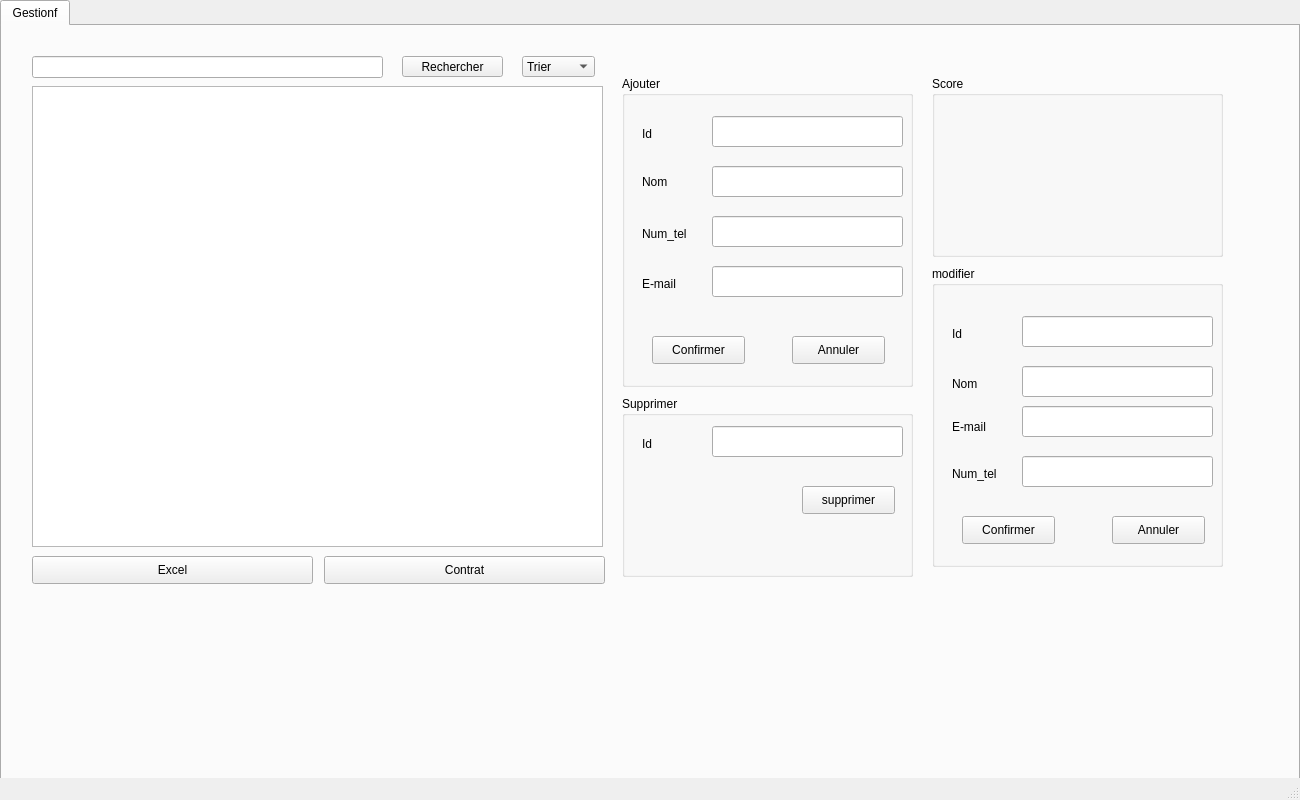
meriem0410/smart_tech_store-2A1, file mainwindow.ui: the form before one commit.
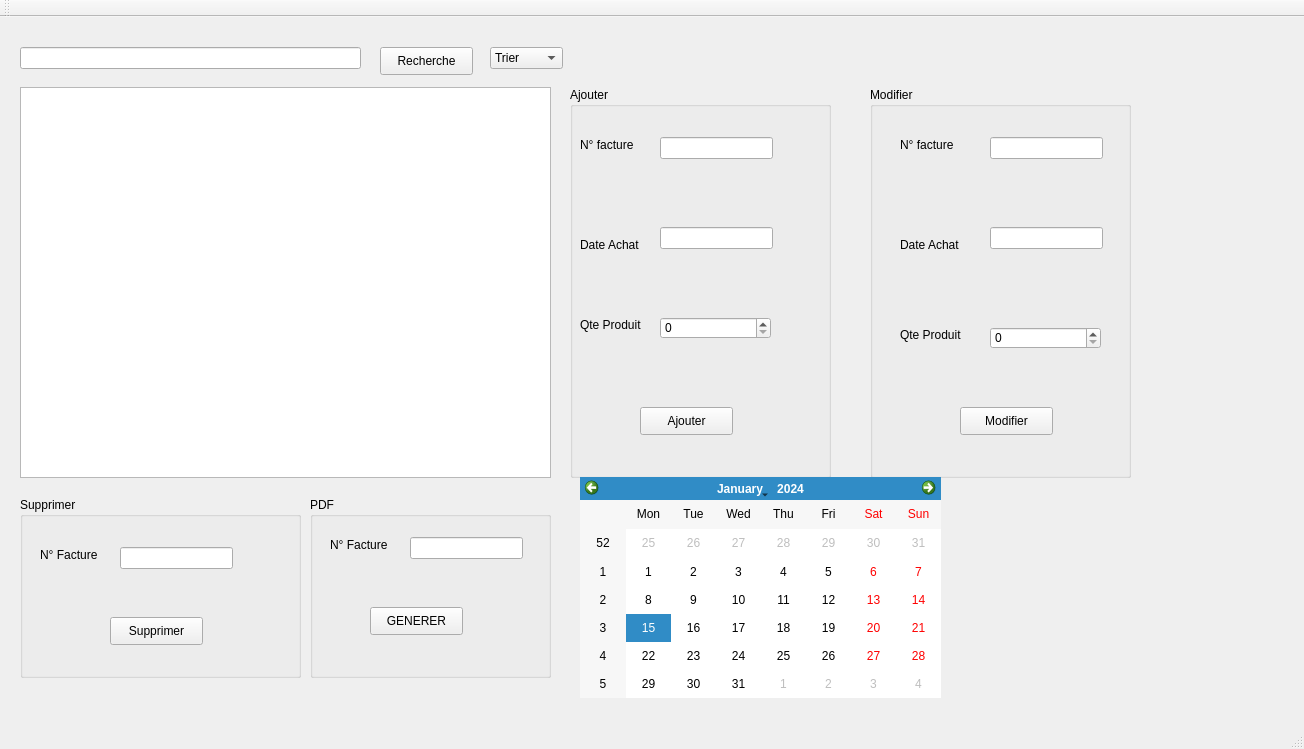
The form after the commit.

```diff
--- a/mainwindow.ui
+++ b/mainwindow.ui
@@ -6,94 +6,49 @@
    <rect>
     <x>0</x>
     <y>0</y>
-    <width>1300</width>
-    <height>800</height>
+    <width>1304</width>
+    <height>749</height>
    </rect>
   </property>
   <property name="windowTitle">
    <string>MainWindow</string>
   </property>
-  <widget class="QWidget" name="centralwidget">
-   <widget class="QTabWidget" name="tabWidget">
+  <widget class="QWidget" name="centralWidget">
+   <widget class="QLineEdit" name="lineEdit">
     <property name="geometry">
      <rect>
-      <x>0</x>
-      <y>0</y>
-      <width>1300</width>
-      <height>800</height>
+      <x>20</x>
+      <y>30</y>
+      <width>341</width>
+      <height>22</height>
      </rect>
     </property>
-    <property name="styleSheet">
-     <string notr="true"/>
-    </property>
-    <property name="currentIndex">
-     <number>0</number>
-    </property>
-    <widget class="QWidget" name="tab_2">
-     <attribute name="title">
-      <string>Gestionf</string>
-     </attribute>
+   </widget>
      <widget class="QPushButton" name="pushButton">
       <property name="geometry">
        <rect>
-        <x>30</x>
-        <y>530</y>
-        <width>281</width>
+      <x>380</x>
+      <y>30</y>
+      <width>93</width>
         <height>28</height>
        </rect>
       </property>
       <property name="text">
-       <string>Excel</string>
-      </property>
-     </widget>
-     <widget class="QPushButton" name="pushButton_3">
-      <property name="geometry">
-       <rect>
-        <x>322</x>
-        <y>530</y>
-        <width>281</width>
-        <height>28</height>
-       </rect>
-      </property>
-      <property name="text">
-       <string>Contrat</string>
-      </property>
-     </widget>
-     <widget class="QLineEdit" name="id_rech">
-      <property name="geometry">
-       <rect>
-        <x>30</x>
-        <y>30</y>
-        <width>351</width>
-        <height>22</height>
-       </rect>
-      </property>
-     </widget>
-     <widget class="QPushButton" name="pushButton_4">
-      <property name="geometry">
-       <rect>
-        <x>400</x>
-        <y>30</y>
-        <width>101</width>
-        <height>21</height>
-       </rect>
-      </property>
-      <property name="text">
-       <string>Rechercher</string>
+     <string>Recherche</string>
       </property>
      </widget>
      <widget class="QComboBox" name="comboBox">
       <property name="geometry">
        <rect>
-        <x>520</x>
+      <x>490</x>
         <y>30</y>
         <width>73</width>
-        <height>21</height>
+      <height>22</height>
        </rect>
       </property>
       <item>
        <property name="text">
-        <string>Trier </string>
+      <string>Trier</string>
        </property>
       </item>
       <item>
@@ -110,274 +65,238 @@
      <widget class="QGroupBox" name="groupBox">
       <property name="geometry">
        <rect>
-        <x>930</x>
-        <y>240</y>
-        <width>291</width>
-        <height>301</height>
+      <x>570</x>
+      <y>70</y>
+      <width>261</width>
+      <height>391</height>
        </rect>
       </property>
       <property name="title">
-       <string>modifier </string>
-      </property>
-      <widget class="QLineEdit" name="nom_3">
+     <string>Ajouter</string>
+    </property>
+    <widget class="QLabel" name="label">
        <property name="geometry">
         <rect>
-         <x>90</x>
-         <y>100</y>
-         <width>191</width>
-         <height>31</height>
-        </rect>
-       </property>
-      </widget>
-      <widget class="QLineEdit" name="mail_2">
-       <property name="geometry">
-        <rect>
-         <x>90</x>
-         <y>140</y>
-         <width>191</width>
-         <height>31</height>
-        </rect>
-       </property>
-      </widget>
-      <widget class="QLineEdit" name="num_tel_2">
-       <property name="geometry">
-        <rect>
-         <x>90</x>
-         <y>190</y>
-         <width>191</width>
-         <height>31</height>
-        </rect>
-       </property>
-      </widget>
-      <widget class="QPushButton" name="pushButton_5">
-       <property name="geometry">
-        <rect>
-         <x>180</x>
-         <y>250</y>
-         <width>93</width>
-         <height>28</height>
-        </rect>
-       </property>
+       <x>10</x>
+       <y>50</y>
+       <width>61</width>
+       <height>16</height>
+      </rect>
+     </property>
        <property name="text">
-        <string>Annuler</string>
-       </property>
-      </widget>
-      <widget class="QPushButton" name="modifier">
-       <property name="geometry">
-        <rect>
-         <x>30</x>
-         <y>250</y>
-         <width>93</width>
-         <height>28</height>
-        </rect>
-       </property>
-       <property name="text">
-        <string>Confirmer</string>
+      <string>N° facture</string>
        </property>
       </widget>
       <widget class="QLabel" name="label_2">
        <property name="geometry">
         <rect>
-         <x>20</x>
-         <y>110</y>
-         <width>56</width>
-         <height>16</height>
-        </rect>
-       </property>
-       <property name="text">
-        <string>Nom</string>
-       </property>
-      </widget>
-      <widget class="QLabel" name="label_7">
-       <property name="geometry">
-        <rect>
-         <x>20</x>
+       <x>10</x>
          <y>150</y>
-         <width>61</width>
-         <height>21</height>
+       <width>71</width>
+       <height>16</height>
         </rect>
        </property>
        <property name="text">
-        <string>E-mail</string>
-       </property>
-      </widget>
-      <widget class="QLabel" name="label_8">
+      <string>Date Achat</string>
+     </property>
+    </widget>
+    <widget class="QLabel" name="label_6">
        <property name="geometry">
         <rect>
-         <x>20</x>
-         <y>200</y>
-         <width>56</width>
+       <x>10</x>
+       <y>230</y>
+       <width>71</width>
          <height>16</height>
         </rect>
        </property>
        <property name="text">
-        <string>Num_tel</string>
-       </property>
-      </widget>
-      <widget class="QLineEdit" name="id_3">
+      <string>Qte Produit</string>
+     </property>
+    </widget>
+    <widget class="QLineEdit" name="N_fact">
        <property name="geometry">
         <rect>
          <x>90</x>
          <y>50</y>
-         <width>191</width>
-         <height>31</height>
+       <width>113</width>
+       <height>22</height>
         </rect>
        </property>
       </widget>
-      <widget class="QLabel" name="label_5">
+    <widget class="QLineEdit" name="Dt_ach">
        <property name="geometry">
         <rect>
-         <x>20</x>
-         <y>60</y>
-         <width>56</width>
-         <height>16</height>
+       <x>90</x>
+       <y>140</y>
+       <width>113</width>
+       <height>22</height>
+      </rect>
+     </property>
+    </widget>
+    <widget class="QPushButton" name="pushButton_2">
+     <property name="geometry">
+      <rect>
+       <x>70</x>
+       <y>320</y>
+       <width>93</width>
+       <height>28</height>
         </rect>
        </property>
        <property name="text">
-        <string>Id</string>
+      <string>Ajouter</string>
+     </property>
+    </widget>
+    <widget class="QSpinBox" name="Qte">
+     <property name="geometry">
+      <rect>
+       <x>90</x>
+       <y>230</y>
+       <width>111</width>
+       <height>22</height>
+      </rect>
        </property>
       </widget>
      </widget>
      <widget class="QGroupBox" name="groupBox_2">
       <property name="geometry">
        <rect>
-        <x>930</x>
-        <y>50</y>
-        <width>291</width>
+      <x>20</x>
+      <y>480</y>
+      <width>281</width>
         <height>181</height>
        </rect>
       </property>
       <property name="title">
-       <string>Score</string>
-      </property>
+     <string>Supprimer</string>
+    </property>
+    <widget class="QLabel" name="label_7">
+     <property name="geometry">
+      <rect>
+       <x>20</x>
+       <y>50</y>
+       <width>71</width>
+       <height>16</height>
+      </rect>
+     </property>
+     <property name="text">
+      <string>N° Facture</string>
+     </property>
+    </widget>
+    <widget class="QLineEdit" name="num_sup">
+     <property name="geometry">
+      <rect>
+       <x>100</x>
+       <y>50</y>
+       <width>113</width>
+       <height>22</height>
+      </rect>
+     </property>
+    </widget>
+    <widget class="QPushButton" name="supprimer">
+     <property name="geometry">
+      <rect>
+       <x>90</x>
+       <y>120</y>
+       <width>93</width>
+       <height>28</height>
+      </rect>
+     </property>
+     <property name="text">
+      <string>Supprimer</string>
+     </property>
+    </widget>
      </widget>
      <widget class="QGroupBox" name="groupBox_3">
       <property name="geometry">
        <rect>
-        <x>620</x>
-        <y>50</y>
-        <width>291</width>
-        <height>311</height>
+      <x>870</x>
+      <y>70</y>
+      <width>261</width>
+      <height>391</height>
        </rect>
       </property>
       <property name="title">
-       <string>Ajouter</string>
-      </property>
-      <widget class="QLineEdit" name="id">
-       <property name="geometry">
-        <rect>
-         <x>90</x>
-         <y>40</y>
-         <width>191</width>
-         <height>31</height>
-        </rect>
-       </property>
-      </widget>
-      <widget class="QLineEdit" name="nom">
-       <property name="geometry">
-        <rect>
-         <x>90</x>
-         <y>90</y>
-         <width>191</width>
-         <height>31</height>
-        </rect>
-       </property>
-      </widget>
-      <widget class="QLineEdit" name="e_mail">
-       <property name="geometry">
-        <rect>
-         <x>90</x>
-         <y>190</y>
-         <width>191</width>
-         <height>31</height>
-        </rect>
-       </property>
-      </widget>
-      <widget class="QPushButton" name="pushButton_7">
-       <property name="geometry">
-        <rect>
-         <x>170</x>
-         <y>260</y>
-         <width>93</width>
-         <height>28</height>
-        </rect>
-       </property>
-       <property name="text">
-        <string>Annuler</string>
-       </property>
-      </widget>
-      <widget class="QPushButton" name="ajouter">
+     <string>Modifier</string>
+    </property>
+    <widget class="QLabel" name="label_8">
        <property name="geometry">
         <rect>
          <x>30</x>
-         <y>260</y>
-         <width>93</width>
-         <height>28</height>
-        </rect>
-       </property>
-       <property name="text">
-        <string>Confirmer</string>
-       </property>
-      </widget>
-      <widget class="QLabel" name="label_3">
-       <property name="geometry">
-        <rect>
-         <x>20</x>
          <y>50</y>
-         <width>56</width>
-         <height>16</height>
-        </rect>
-       </property>
-       <property name="text">
-        <string>Id</string>
-       </property>
-      </widget>
-      <widget class="QLabel" name="label_9">
-       <property name="geometry">
-        <rect>
-         <x>20</x>
-         <y>95</y>
          <width>61</width>
-         <height>21</height>
+       <height>16</height>
         </rect>
        </property>
        <property name="text">
-        <string>Nom</string>
+      <string>N° facture</string>
        </property>
       </widget>
       <widget class="QLabel" name="label_10">
        <property name="geometry">
         <rect>
-         <x>20</x>
-         <y>200</y>
-         <width>56</width>
+       <x>30</x>
+       <y>240</y>
+       <width>71</width>
          <height>16</height>
         </rect>
        </property>
        <property name="text">
-        <string>E-mail</string>
+      <string>Qte Produit</string>
        </property>
       </widget>
       <widget class="QLabel" name="label_11">
        <property name="geometry">
         <rect>
-         <x>20</x>
+       <x>30</x>
          <y>150</y>
-         <width>56</width>
+       <width>71</width>
          <height>16</height>
         </rect>
        </property>
        <property name="text">
-        <string>Num_tel</string>
-       </property>
-      </widget>
-      <widget class="QLineEdit" name="num_tel">
+      <string>Date Achat</string>
+     </property>
+    </widget>
+    <widget class="QLineEdit" name="num_fact2">
        <property name="geometry">
         <rect>
-         <x>90</x>
+       <x>120</x>
+       <y>50</y>
+       <width>113</width>
+       <height>22</height>
+      </rect>
+     </property>
+    </widget>
+    <widget class="QLineEdit" name="Dt_ach2">
+     <property name="geometry">
+      <rect>
+       <x>120</x>
          <y>140</y>
-         <width>191</width>
-         <height>31</height>
+       <width>113</width>
+       <height>22</height>
+      </rect>
+     </property>
+    </widget>
+    <widget class="QPushButton" name="modifier">
+     <property name="geometry">
+      <rect>
+       <x>90</x>
+       <y>320</y>
+       <width>93</width>
+       <height>28</height>
+      </rect>
+     </property>
+     <property name="text">
+      <string>Modifier</string>
+     </property>
+    </widget>
+    <widget class="QSpinBox" name="Qte2">
+     <property name="geometry">
+      <rect>
+       <x>120</x>
+       <y>240</y>
+       <width>111</width>
+       <height>22</height>
         </rect>
        </property>
       </widget>
@@ -385,66 +304,74 @@
      <widget class="QGroupBox" name="groupBox_4">
       <property name="geometry">
        <rect>
-        <x>620</x>
-        <y>370</y>
-        <width>291</width>
+      <x>310</x>
+      <y>480</y>
+      <width>241</width>
         <height>181</height>
        </rect>
       </property>
       <property name="title">
-       <string>Supprimer</string>
-      </property>
-      <widget class="QLineEdit" name="id_sup">
-       <property name="geometry">
-        <rect>
-         <x>90</x>
-         <y>30</y>
-         <width>191</width>
-         <height>31</height>
-        </rect>
-       </property>
-      </widget>
-      <widget class="QLabel" name="label_4">
+     <string>PDF</string>
+    </property>
+    <widget class="QLabel" name="label_14">
        <property name="geometry">
         <rect>
          <x>20</x>
          <y>40</y>
-         <width>56</width>
+       <width>71</width>
          <height>16</height>
         </rect>
        </property>
        <property name="text">
-        <string>Id</string>
-       </property>
-      </widget>
-      <widget class="QPushButton" name="supprimer">
+      <string>N° Facture</string>
+     </property>
+    </widget>
+    <widget class="QLineEdit" name="lineEdit_15">
        <property name="geometry">
         <rect>
-         <x>180</x>
-         <y>90</y>
+       <x>100</x>
+       <y>40</y>
+       <width>113</width>
+       <height>22</height>
+      </rect>
+     </property>
+    </widget>
+    <widget class="QPushButton" name="pushButton_6">
+     <property name="geometry">
+      <rect>
+       <x>60</x>
+       <y>110</y>
          <width>93</width>
          <height>28</height>
         </rect>
        </property>
        <property name="text">
-        <string>supprimer</string>
+      <string>GENERER</string>
        </property>
       </widget>
      </widget>
-     <widget class="QTableView" name="tab_fournisseur">
+   <widget class="QCalendarWidget" name="calendarWidget">
       <property name="geometry">
        <rect>
-        <x>30</x>
-        <y>60</y>
-        <width>571</width>
-        <height>461</height>
+      <x>580</x>
+      <y>460</y>
+      <width>361</width>
+      <height>221</height>
        </rect>
       </property>
      </widget>
-    </widget>
-   </widget>
-  </widget>
-  <widget class="QMenuBar" name="menubar">
+   <widget class="QTableView" name="tab_com">
+    <property name="geometry">
+     <rect>
+      <x>20</x>
+      <y>70</y>
+      <width>531</width>
+      <height>391</height>
+     </rect>
+    </property>
+   </widget>
+  </widget>
+  <widget class="QMenuBar" name="menuBar">
    <property name="geometry">
     <rect>
      <x>0</x>
@@ -454,8 +381,17 @@
     </rect>
    </property>
   </widget>
-  <widget class="QStatusBar" name="statusbar"/>
- </widget>
+  <widget class="QToolBar" name="mainToolBar">
+   <attribute name="toolBarArea">
+    <enum>TopToolBarArea</enum>
+   </attribute>
+   <attribute name="toolBarBreak">
+    <bool>false</bool>
+   </attribute>
+  </widget>
+  <widget class="QStatusBar" name="statusBar"/>
+ </widget>
+ <layoutdefault spacing="6" margin="11"/>
  <resources/>
  <connections/>
 </ui>
```
Left out of the diff: 13 changed lines with no effect on the pictures. Lines whose indentation alone changed are shown as unchanged.
